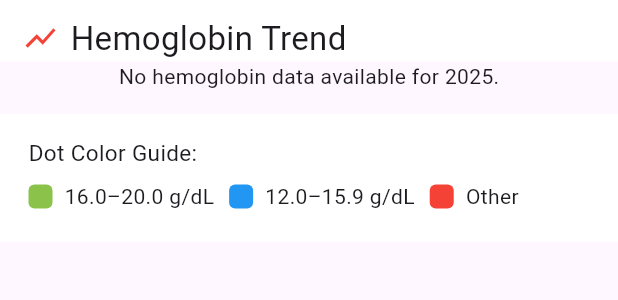
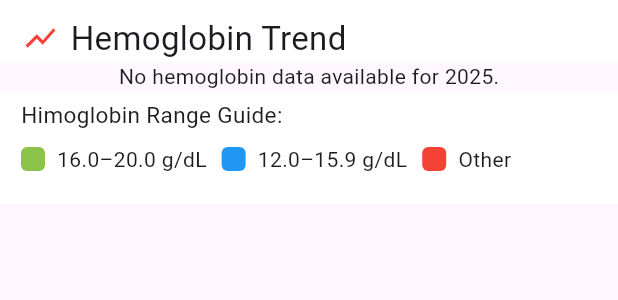
Before and after one commit to PSSPL-Mobile/my_medical_report_summry, a Flutter app: the GraphScreen widget shown alone on an empty page, opened directly with empty values, on a phone screen of 412 x 824 dp. Shown: the top 300 px of the screen. Run offline on Flutter 3.47's test engine with Material 3 defaults, Android fonts, the phone set to English and light mode, and no system bars; our stand-ins replace dio, equatable, file_picker, fl_chart, flutter_bloc, flutter_dotenv and 2 more; accounts and stored records are empty; network calls fail.

Commit message:
- Make some UI changes.

```diff
--- a/lib/screens/graph_screen.dart
+++ b/lib/screens/graph_screen.dart
@@ -8,7 +8,7 @@ import 'package:my_medical_report_summry/constants.dart';
 /// Date : 02 May 2025
 /// Desc : Displays a line chart showing hemoglobin trends over months with a color-coded dot guide.
 class GraphScreen extends StatelessWidget {
-  final List<Map<String, dynamic>> hemoglobinData; // List of hemoglobin data points with month, value, and count.
+  final List<Map<String, dynamic>> hemoglobinData; // List of hemoglobin data points with month, value, and date.
 
   GraphScreen(this.hemoglobinData, {super.key});
 
@@ -106,15 +106,19 @@ class GraphScreen extends StatelessWidget {
                 lineTouchData: LineTouchData(
                   enabled: true, // Enable touch interactions.
                   touchTooltipData: LineTouchTooltipData(
-                    // Configure tooltip content to show month, hemoglobin value, and report count.
+                    tooltipHorizontalAlignment: FLHorizontalAlignment.left,
+                    maxContentWidth: 60,
+                    // Configure tooltip content to show month, hemoglobin value, and report date.
                     getTooltipItems: (List<LineBarSpot> touchedSpots) {
                       return touchedSpots.map((spot) {
                         final index = spot.x.toInt() - 1;
                         final month = monthLabels[index];
                         final value = spot.y;
-                        final count = hemoglobinData[index]['count'] as int;
+                        final date = hemoglobinData[index]['date'] as String;
+                        // Format the date if it exists, otherwise show "N/A".
+                        final formattedDate = date.isNotEmpty ? date : 'N/A';
                         return LineTooltipItem(
-                          '$month: ${value.toStringAsFixed(1)} g/dL\nReports: $count',
+                          '${value.toStringAsFixed(1)} g/dL\n$formattedDate',
                           const TextStyle(color: Colors.white, fontSize: 12),
                         );
                       }).toList();
@@ -150,13 +154,11 @@ class GraphScreen extends StatelessWidget {
             ),
           ),
 
-        const SizedBox(height: 15),
-
         // Section: Dot Color Guide
         // Displays a legend explaining the color coding of the chart dots.
         Container(
           color: AppConstants.sectionColor,
-          padding: const EdgeInsets.fromLTRB(15, 15, 15, 15),
+          padding: EdgeInsets.fromLTRB(10, 5, 10, 15),
           child: Column(
             mainAxisSize: MainAxisSize.min,
             crossAxisAlignment: CrossAxisAlignment.start,
@@ -164,7 +166,7 @@ class GraphScreen extends StatelessWidget {
               const Padding(
                 padding: EdgeInsets.symmetric(horizontal: 4),
                 child: Text(
-                  'Dot Color Guide:',
+                  'Himoglobin Range Guide:',
                   style: TextStyle(
                     fontSize: 15,
                     fontWeight: FontWeight.normal,
@@ -177,16 +179,16 @@ class GraphScreen extends StatelessWidget {
                 child: Row(
                   children: [
                     _colorLegendRow(Colors.lightGreen, '16.0–20.0 g/dL'),
-                    const SizedBox(width: 10),
+                    SizedBox(width: 10),
                     _colorLegendRow(Colors.blue, '12.0–15.9 g/dL'),
-                    const SizedBox(width: 10),
+                    SizedBox(width: 10),
                     _colorLegendRow(Colors.red, 'Other'),
                   ],
                 ),
               ),
             ],
           ),
-        ),
+        )
       ],
     );
   }
```
Also changed, not shown: lib/blocs/home_bloc.dart (+19 -9 lines).
